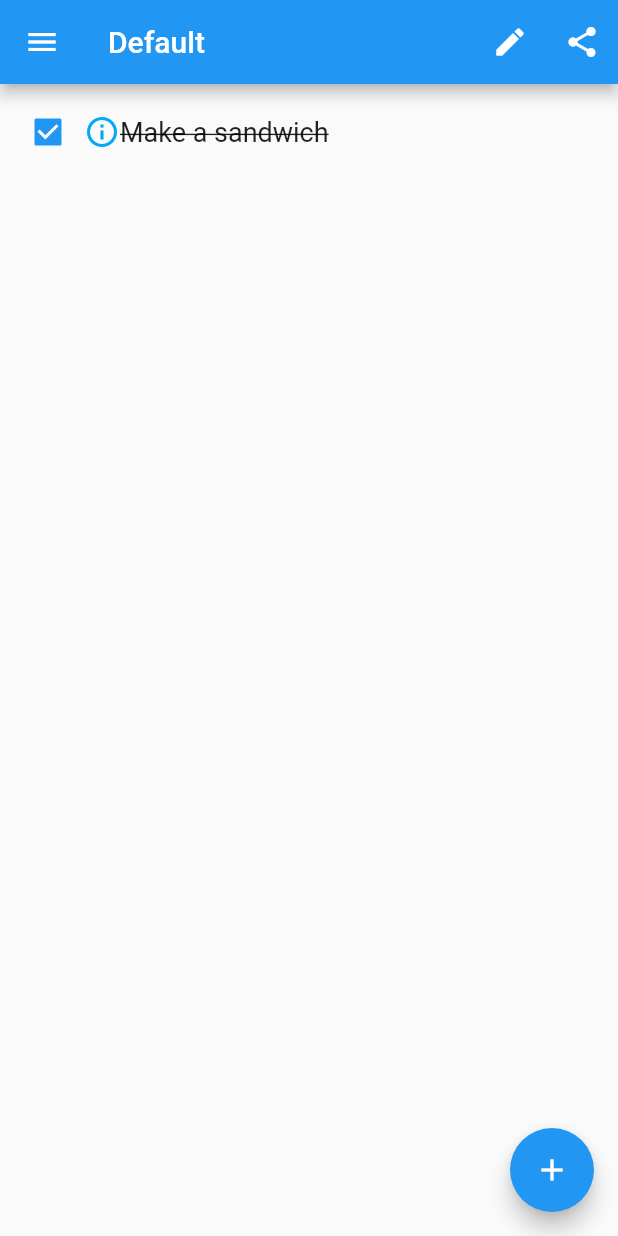
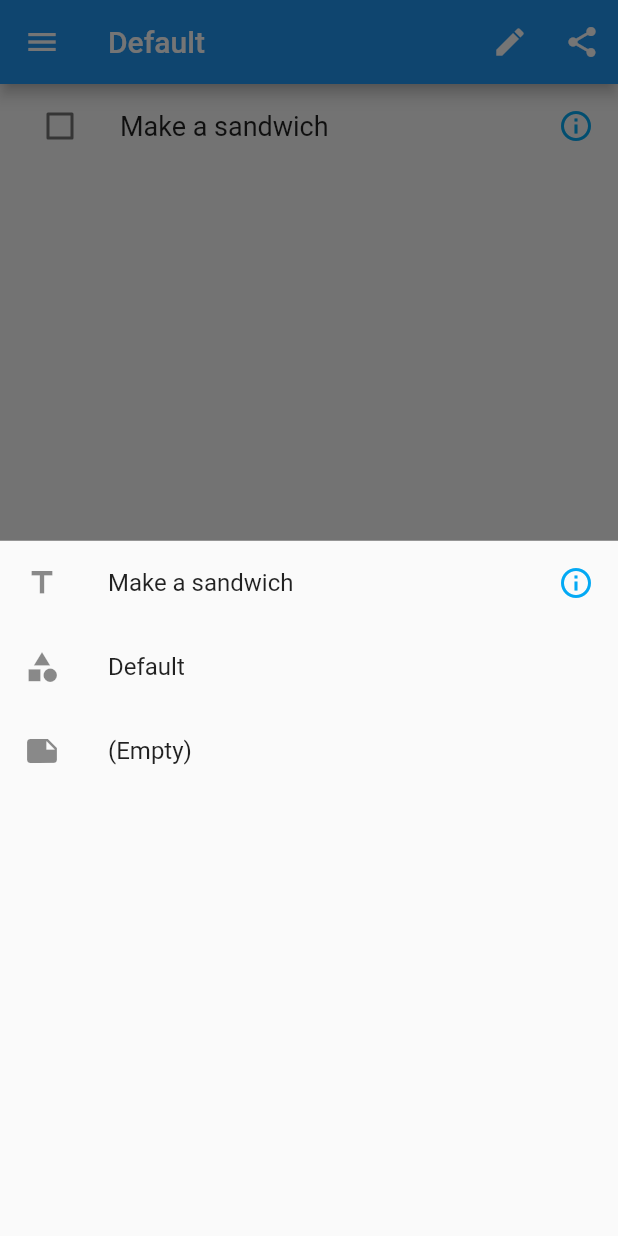
Before and after one commit to scrolltex/flutter_todo, a Flutter app: the screen it shows after launch, after a tap on "Make a sandwich", on a phone screen of 412 x 824 dp. Run offline on Flutter 3.47's test engine with Material 2 defaults, Android fonts, the phone set to English and light mode, and no system bars; our stand-ins replace share.

Commit message:
Add todo bottom sheet. Add alert dialog about discarding changes in entry editor.

```diff
--- a/lib/data_manager.dart
+++ b/lib/data_manager.dart
@@ -9,12 +9,12 @@ class DataManager {
   }
 
   var _todoList = <TodoEntryModel>[
-    new TodoEntryModel(0, 0, "Make a sandwich", TodoImportance.Low, false),
-    new TodoEntryModel(1, 1, "Make clean", TodoImportance.Low, false),
-    new TodoEntryModel(2, 1, "Buy a new chair", TodoImportance.Low, true),
-    new TodoEntryModel(1, 1, "Assemble the chair", TodoImportance.Middle, false),
-    new TodoEntryModel(3, 2, "Rent a hall", TodoImportance.High, false),
-    new TodoEntryModel(4, 3, "Complete the new feature", TodoImportance.Middle, false),
+    new TodoEntryModel(0, 0, "Make a sandwich", "", TodoImportance.Low, false),
+    new TodoEntryModel(1, 1, "Make clean", "", TodoImportance.Low, false),
+    new TodoEntryModel(2, 1, "Buy a new chair", "", TodoImportance.Low, true),
+    new TodoEntryModel(1, 1, "Assemble the chair", "", TodoImportance.Middle, false),
+    new TodoEntryModel(3, 2, "Rent a hall", "", TodoImportance.High, false),
+    new TodoEntryModel(4, 3, "Complete the new feature", "", TodoImportance.Middle, false),
   ];
 
   var _sections = <int, String>{
--- a/lib/model/todo_entry.dart
+++ b/lib/model/todo_entry.dart
@@ -5,11 +5,12 @@ enum TodoImportance {
 }
 
 class TodoEntryModel {
-  TodoEntryModel(this.id, this.section, this.title, this.importance, this.done);
+  TodoEntryModel(this.id, this.section, this.title, this.note, this.importance, this.done);
 
   int id;
   int section;
   String title;
+  String note;
   TodoImportance importance;
   bool done;
 }
--- a/lib/todo_list_page.dart
+++ b/lib/todo_list_page.dart
@@ -110,8 +110,7 @@ class TodoListPageState extends State<TodoListPage> {
       itemCount: _todoList.length,
       itemBuilder: (context, index) {
         return new InkWell(
-          onTap: () =>
-              setState(() => _todoList[index].done = !_todoList[index].done),
+          onTap: () => _showTodoBottomSheet(_todoList[index]),
           onLongPress: () => _editTodoEntry(_todoList[index]),
           child: new TodoListItem(entry: _todoList[index]),
         );
@@ -171,21 +170,51 @@ class TodoListPageState extends State<TodoListPage> {
     return new Drawer(child: new ListView(primary: false, children: drawerItems));
   }
 
+  void _showTodoBottomSheet(TodoEntryModel model) {
+    assert(model != null);
+
+    showModalBottomSheet<void>(
+      context: context,
+      builder: (BuildContext context) {
+        return new ListView(children: <Widget>[
+          new ListTile(
+            leading: new Icon(Icons.title),
+            title: new Text(model.title),
+            trailing: getImportanceIcon(model.importance)),
+          new ListTile(
+            leading: new Icon(Icons.category),
+            title: new Text(data.getSection(model.section))),
+          new ListTile(
+            leading: new Icon(Icons.note),
+            title: new Text(
+              model.note.isNotEmpty ? model.note : "(Empty)",
+              maxLines: 5)
+          )]
+        );
+      });
+  }
+
   void _addSection() => setState(() => data.addSection(data.getSectionNextId(), "New Section"));
 
   void _deleteSection(int sectionId) async {
+    final ThemeData theme = Theme.of(context);
+    final TextStyle dialogTextStyle = theme.textTheme.subhead.copyWith(color: theme.textTheme.caption.color);
+
     var confirmDelete = await showDialog<bool>(
       context: context,
       child: new AlertDialog(
-        title: const Text("Are you sure you want to delete this?"),
+        title: new Text(
+          "Delete this todo?",
+          style: dialogTextStyle
+        ),
         actions: [
           new FlatButton(
-            child: const Text("Yes"),
-            onPressed: () => Navigator.of(context).pop(true),
+            child: const Text("CANCEL"),
+            onPressed: () => Navigator.of(context).pop(false),
           ),
           new FlatButton(
-            child: const Text("No"),
-            onPressed: () => Navigator.of(context).pop(false),
+            child: const Text("DELETE"),
+            onPressed: () => Navigator.of(context).pop(true),
           )
         ],
       )
@@ -253,19 +282,15 @@ class TodoListItem extends StatefulWidget {
 class TodoListItemState extends State<TodoListItem> {
   @override
   Widget build(BuildContext context) {
-    return new Padding(
-        padding: const EdgeInsets.all(8.0),
-        child: new Row(children: [
-          new Checkbox(
-            value: widget.entry.done,
-            onChanged: (newValue) => setState(() => widget.entry.done = newValue)),
-          getImportanceIcon(widget.entry.importance),
-          new Text(
-            widget.entry.title,
-            style: new TextStyle(
-              fontSize: 18.0,
-              decoration: widget.entry.done ? TextDecoration.lineThrough : null),
-          )
-        ]));
+    return new ListTile(
+      leading: new Checkbox(
+        value: widget.entry.done,
+        onChanged: (newValue) => setState(() => widget.entry.done = newValue)),
+      title: new Text(
+        widget.entry.title,
+        style: new TextStyle(
+          fontSize: 18.0,
+          decoration: widget.entry.done ? TextDecoration.lineThrough : null)),
+      trailing: getImportanceIcon(widget.entry.importance));
   }
 }
```
Also changed, not shown: lib/todo_entry_dialog.dart (+99 -33 lines).
